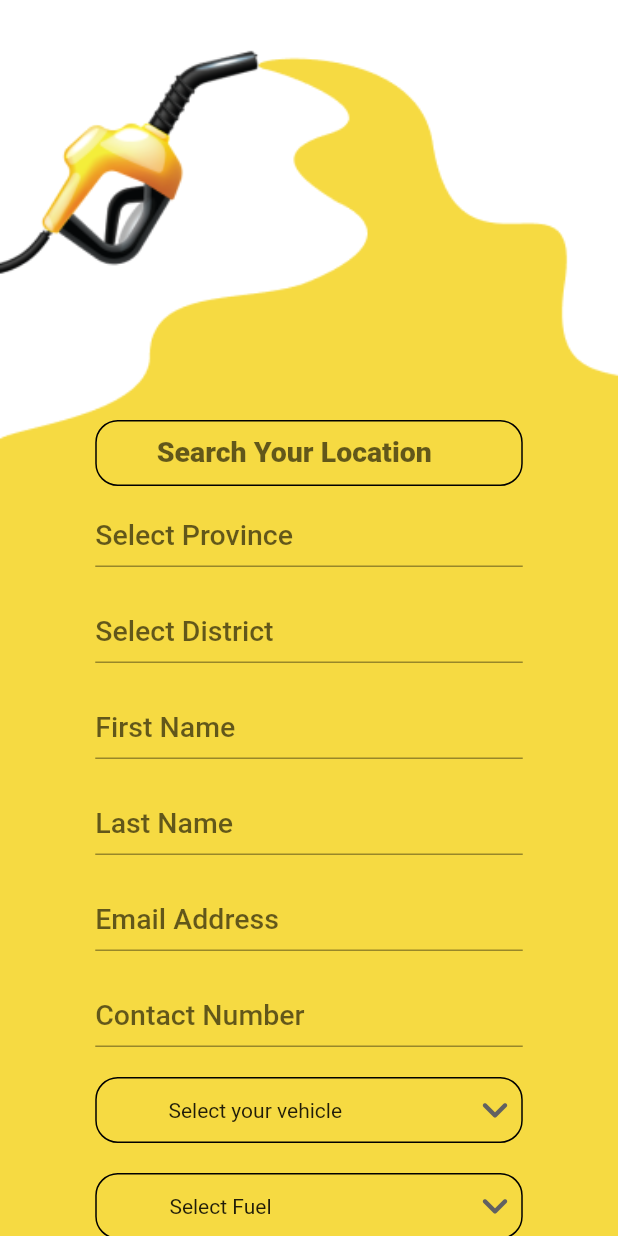
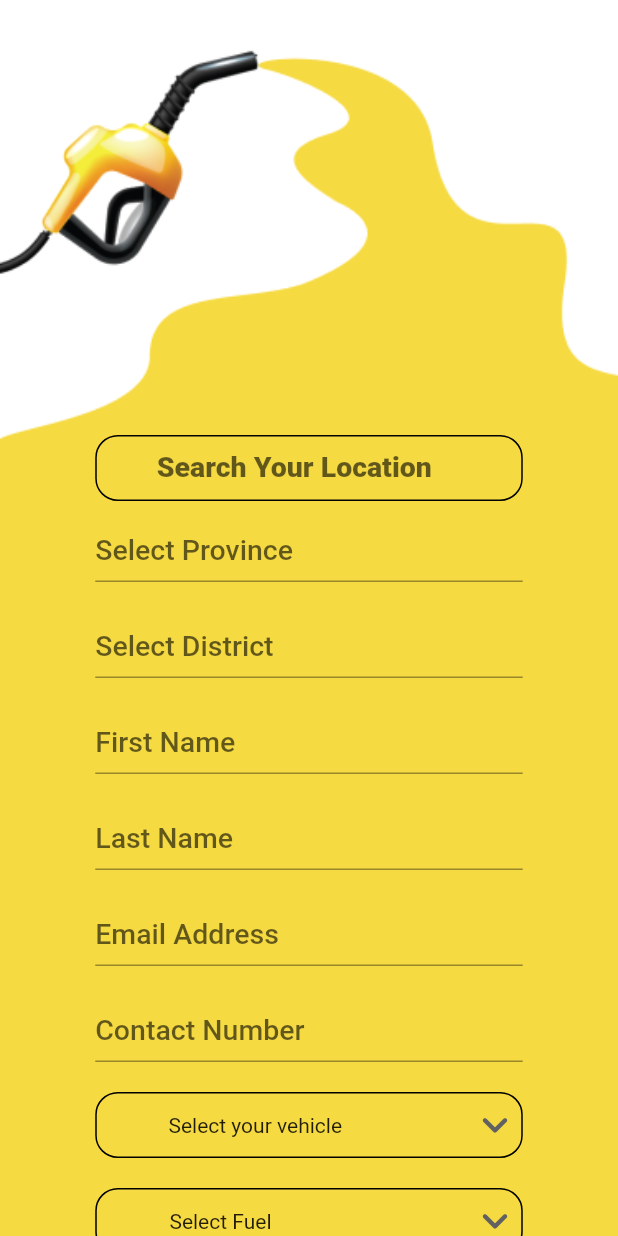
Before and after one commit to ashen-disanayaka/fuel_app, a Flutter app: the Register_Custo screen opened directly, on a phone screen of 412 x 824 dp. Run offline on Flutter 3.47's test engine with Material 2 defaults, Android fonts, the light colour scheme and no system bars; our stand-ins replace animated_splash_screen, google_maps_flutter, page_transition.

Commit message:
chnage some widgets

```diff
--- a/lib/customer/register_customer.dart
+++ b/lib/customer/register_customer.dart
@@ -29,7 +29,7 @@ class _Register_CustoState extends State<Register_Custo> {
               Expanded(
                 child: Center(
                   child: Padding(
-                    padding: EdgeInsets.only(top: 280),
+                    padding: EdgeInsets.only(top: 290),
                     child: Column(
                       children: [
                         Container(
--- a/lib/fuel_Operater/register_operater.dart
+++ b/lib/fuel_Operater/register_operater.dart
@@ -28,7 +28,7 @@ class _Register_operaterState extends State<Register_operater> {
 
             Center(
               child: Padding(
-                padding: EdgeInsets.only(top: 250),
+                padding: EdgeInsets.only(top: 280),
                 child: Column(
                   children: [
                     Container(
```
